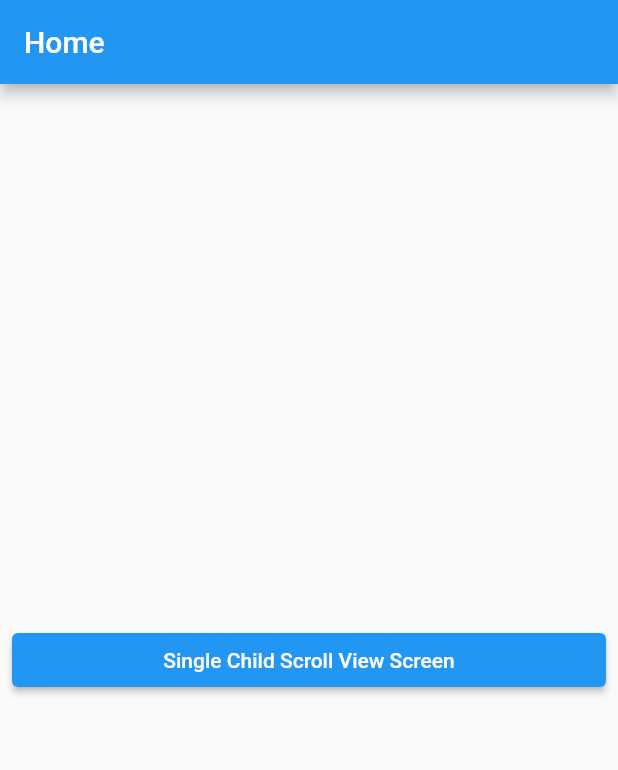
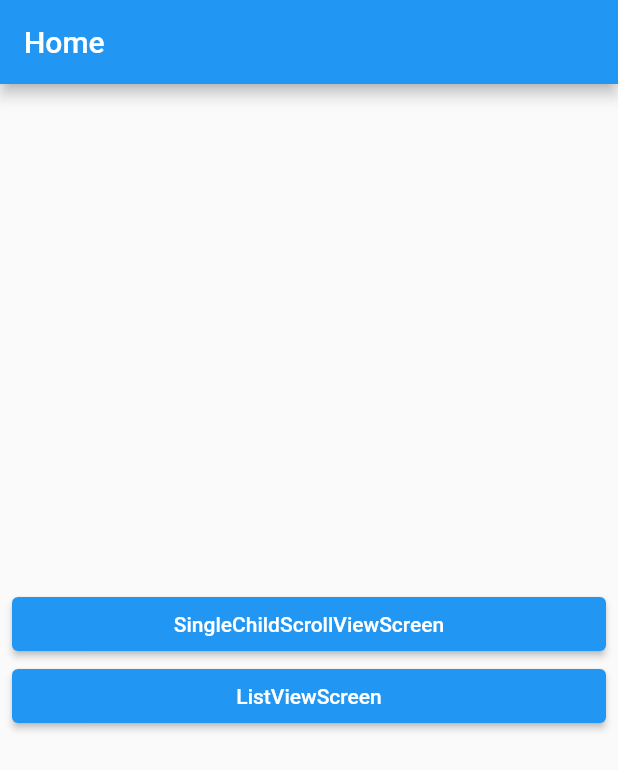
Before and after one commit to rldnd/flutter_scroll_views, a Flutter app: the screen it shows after launch, on a phone screen of 412 x 824 dp. Shown: the top 770 px of the screen. Run offline on Flutter 3.47's test engine with Material 2 defaults, Android fonts, the phone set to English and light mode, and no system bars.

Commit message:
feat(listView): 3 cases

```diff
--- a/lib/screens/home_screen.dart
+++ b/lib/screens/home_screen.dart
@@ -1,9 +1,28 @@
 import 'package:flutter/material.dart';
 import 'package:flutter_scroll/layout/main_layout.dart';
+import 'package:flutter_scroll/screens/list_view_screen.dart';
 import 'package:flutter_scroll/screens/single_child_scroll_view_screen.dart';
 
+class ScreenModel {
+  final WidgetBuilder builder;
+  final String name;
+
+  ScreenModel({required this.builder, required this.name});
+}
+
 class HomeScreen extends StatelessWidget {
-  const HomeScreen({super.key});
+  final screens = [
+    ScreenModel(
+      builder: (_) => SingleChildScrollViewScreen(),
+      name: 'SingleChildScrollViewScreen',
+    ),
+    ScreenModel(
+      builder: (_) => ListViewScreen(),
+      name: 'ListViewScreen',
+    )
+  ];
+
+  HomeScreen({super.key});
 
   @override
   Widget build(BuildContext context) {
@@ -14,16 +33,14 @@ class HomeScreen extends StatelessWidget {
         child: Column(
           mainAxisAlignment: MainAxisAlignment.center,
           crossAxisAlignment: CrossAxisAlignment.stretch,
-          children: [
-            ElevatedButton(
-              onPressed: () {
-                Navigator.of(context).push(MaterialPageRoute(
-                  builder: (_) => SingleChildScrollViewScreen(),
-                ));
-              },
-              child: const Text('Single Child Scroll View Screen'),
-            ),
-          ],
+          children: screens
+              .map((screen) => ElevatedButton(
+                  onPressed: () {
+                    Navigator.of(context)
+                        .push(MaterialPageRoute(builder: screen.builder));
+                  },
+                  child: Text(screen.name)))
+              .toList(),
         ),
       ),
     );
```
Also changed, not shown: lib/screens/list_view_screen.dart (added, +86 -0 lines).
